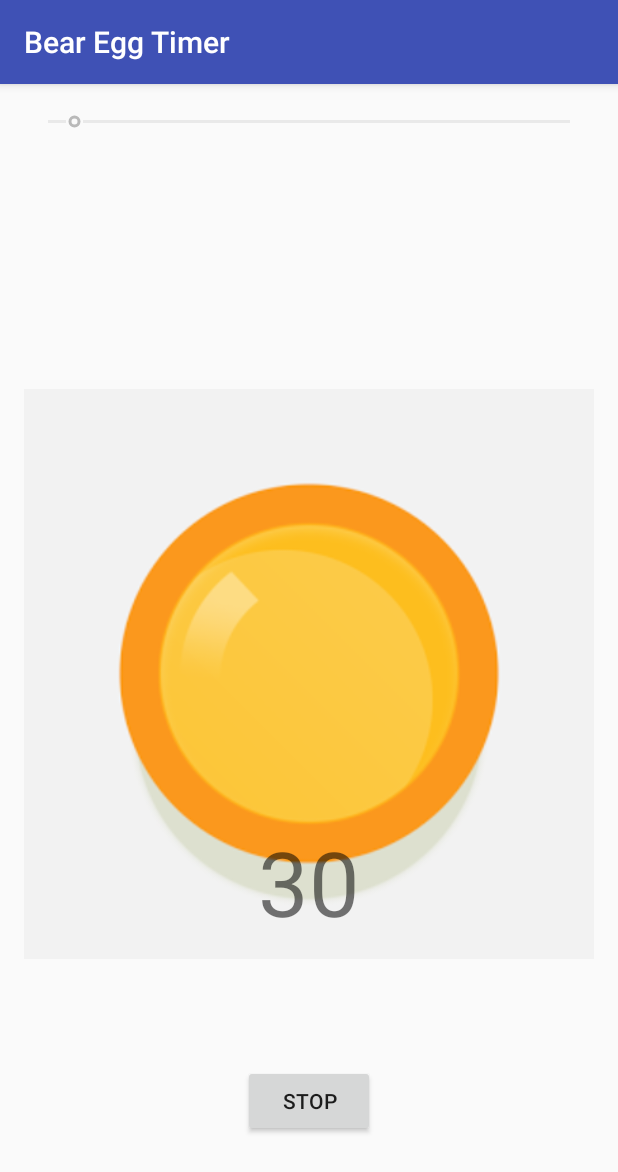
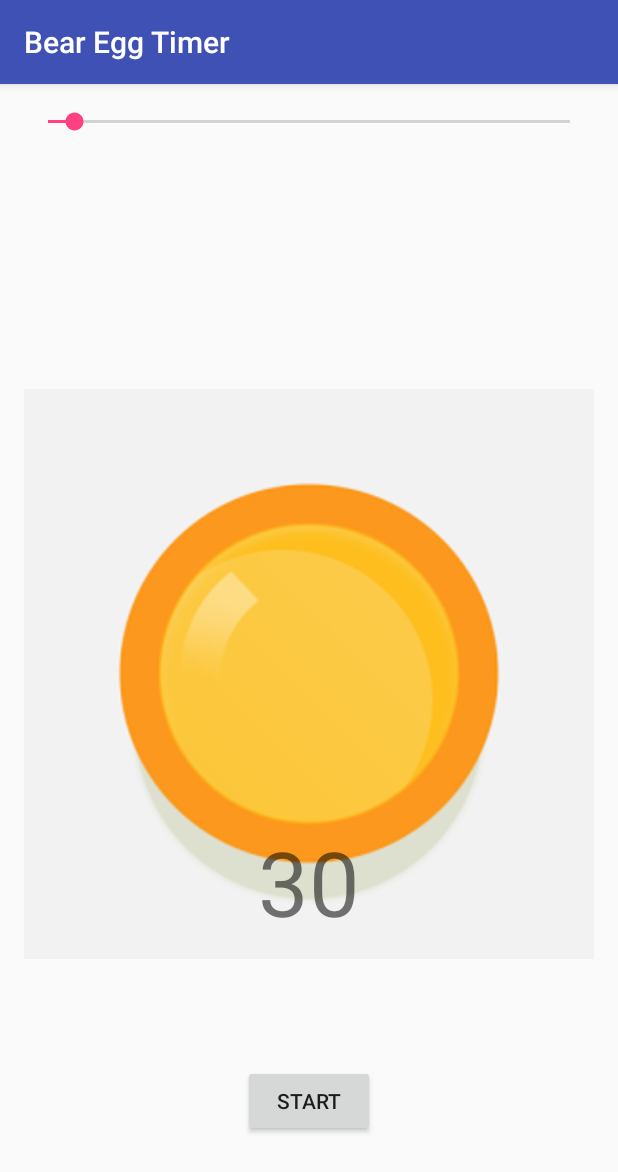
Before and after one commit to ClarkGH/BearEggTimer, an Android app: the screen it shows after launch (MainActivity), after a tap on "STOP", on a phone screen of 412 x 824 dp. Shown: the top 1172 px of the screen. Run offline under Robolectric (Android 15) with nearby library versions, the phone set to English and light mode, and no system bars; libraries missing offline, so code that uses them is left out: android.test.suitebuilder; 1 other tap on this screen came first.

Commit message:
bug fixes, looks better

```diff
--- a/app/src/main/java/com/example/clarkhinchcliff/beareggtimer/MainActivity.java
+++ b/app/src/main/java/com/example/clarkhinchcliff/beareggtimer/MainActivity.java
@@ -10,6 +10,8 @@ import android.view.View;
 import android.widget.Button;
 import android.widget.SeekBar;
 import android.widget.TextView;
+
+import java.util.Timer;
 
 public class MainActivity extends AppCompatActivity {
 
@@ -37,7 +39,7 @@ public class MainActivity extends AppCompatActivity {
         if (counterIsActive == false){
             counterIsActive = true;
             timerSeekbar.setEnabled(false);
-            toggleTimerButton.setText("Stop");
+            toggleTimerButton.setText("STOP");
 
             countDownTimer = new CountDownTimer(timerSeekbar.getProgress() * 1000 + 100, 1000) {
 
@@ -57,6 +59,9 @@ public class MainActivity extends AppCompatActivity {
             timerTextview.setText("30");
             timerSeekbar.setProgress(30);
             countDownTimer.cancel();
+            toggleTimerButton.setText("START");
+            timerSeekbar.setEnabled(true);
+            counterIsActive = false;
         }
     }
 
```
